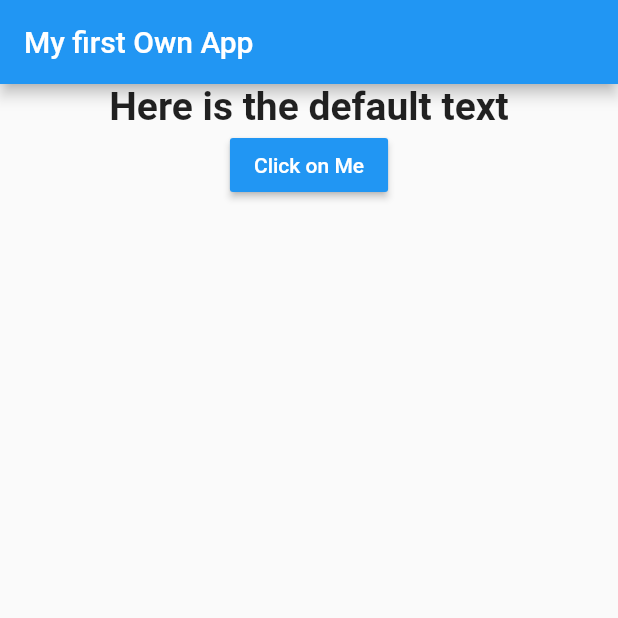
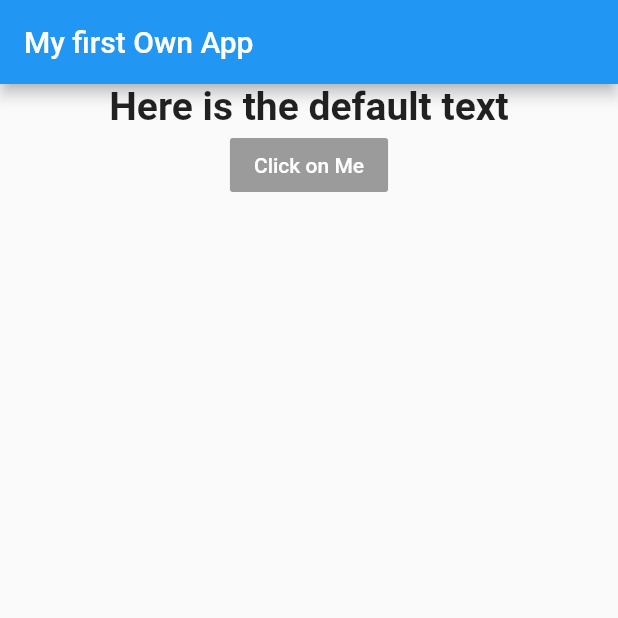
Before and after one commit to matr0s/flutter-first-assignment, a Flutter app: the screen it shows after launch, on a phone screen of 412 x 824 dp, the top half of it. Run offline on Flutter 3.47's test engine with Material 2 defaults, Android fonts, the phone set to English and light mode, and no system bars.

```diff
--- a/lib/main.dart
+++ b/lib/main.dart
@@ -4,6 +4,8 @@
 // 3) Split the app into three widgets: App, TextControl & Text
 
 import 'package:flutter/material.dart';
+
+import './textcontrol.dart';
 
 void main() {
   runApp(MyOwnApp());
@@ -17,15 +19,15 @@ class MyOwnApp extends StatefulWidget {
 }
 
 class _MyOwnApp extends State<MyOwnApp> {
-  final textOptions = ['First label', 'Second label', 'Third label'];
-  String textOption = 'Here is the default text';
-  int clickCounter = 0;
+  final _textOptions = ['First label', 'Second label', 'Third label'];
+  String _textOption = 'Here is the default text';
+  int _clickCounter = 0;
 
   void textHandler() {
     setState(() {
-      textOption = textOptions[clickCounter];
+      _textOption = _textOptions[_clickCounter];
     });
-    clickCounter += 1;
+    _clickCounter += 1;
     print('Clicked');
   }
 
@@ -40,15 +42,10 @@ class _MyOwnApp extends State<MyOwnApp> {
         width: double.infinity,
         child: Column(
           children: <Widget>[
-            Text(textOption,
+            Text(_textOption,
                 style: TextStyle(fontSize: 26, fontWeight: FontWeight.bold),
                 textAlign: TextAlign.center),
-            RaisedButton(
-              color: Colors.blue,
-              textColor: Colors.white,
-              child: Text('Click on Me'),
-              onPressed: textHandler,
-            ),
+            TextControl(_textOptions, _clickCounter)
           ],
         ),
       ),
--- /dev/null
+++ b/lib/text.dart
@@ -0,0 +1,14 @@
+import 'package:flutter/material.dart';
+
+
+class Text extends StatelessWidget {
+
+
+
+  @override
+  Widget build(BuildContext context) {
+    return Container(
+
+    );
+  }
+}
--- /dev/null
+++ b/lib/textcontrol.dart
@@ -0,0 +1,21 @@
+import 'package:flutter/material.dart';
+
+class TextControl extends StatelessWidget {
+  //final defaultContent = 'Default text';
+  Function textManager;
+  List textContent;
+  int counter;
+  TextControl(this.textContent, this.counter);
+
+
+  @override
+  Widget build(BuildContext context) {
+    return RaisedButton(
+        color: Colors.blue,
+        textColor: Colors.white,
+        child: Text('Click on Me'),
+        onPressed: textManager,
+      );
+
+  }
+}
```
